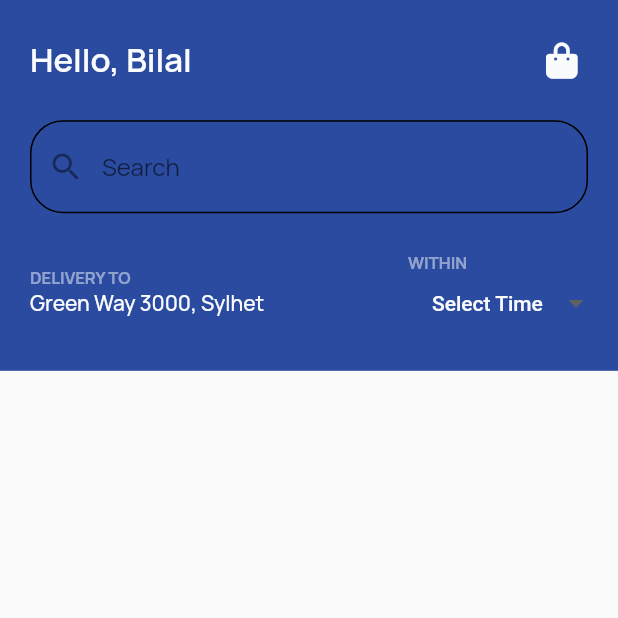
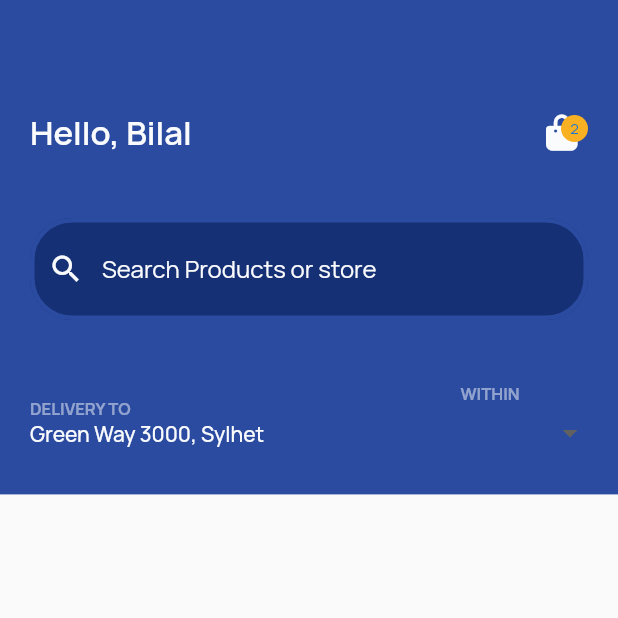
Before and after one commit to Bilal-05/Mini_Project_UI, a Flutter app: the MainMenuView screen opened by its route, on a phone screen of 412 x 824 dp, the top half of it. Run offline on Flutter 3.47's test engine with Material 2 defaults, Android fonts, the phone set to English and light mode, and no system bars; drawn by our look-alikes of dropdown_button2; our stand-ins replace font_awesome_flutter, lottie; project files that could hold a hidden picture were left out.

Commit message:
HomePage Started

```diff
--- a/lib/DataBases/InCart.dart
+++ b/lib/DataBases/InCart.dart
@@ -1,5 +1,8 @@
 // ignore_for_file: file_names
 
 class Cart {
-  static List inCart = [];
+  static List inCart = [
+    "hello",
+    "hello",
+  ];
 }
--- a/lib/Screens/MainMenuView/widget/FirstContainer_widgets/firstContainer_Combined.dart
+++ b/lib/Screens/MainMenuView/widget/FirstContainer_widgets/firstContainer_Combined.dart
@@ -16,19 +16,24 @@ class _FirstContainerState extends State<FirstContainer> {
   @override
   Widget build(BuildContext context) {
     return Container(
-      height: MediaQuery.of(context).size.height * 0.3,
+      height: MediaQuery.of(context).size.height * 0.4,
       color: PrimaryColors.primary1,
+      child: Container(
+        margin: EdgeInsets.symmetric(horizontal: 20),
         child: Column(
           mainAxisSize: MainAxisSize.min,
           mainAxisAlignment: MainAxisAlignment.spaceEvenly,
           children: [
             Container(
-            margin: const EdgeInsets.only(left: 20, right: 20),
-            child: FirstRow(itemNumber: Cart.inCart.length),
+                margin: const EdgeInsets.only(top: 52),
+                child: FirstRow(itemNumber: Cart.inCart.length)),
+            Container(
+                margin: const EdgeInsets.only(top: 20),
+                child: const SecondRow()),
+            Container(
+                margin: const EdgeInsets.only(top: 20), child: const ThirdRow())
+          ],
         ),
-          const SecondRow(),
-          const ThirdRow()
-        ],
       ),
     );
   }
--- a/lib/Screens/MainMenuView/widget/FirstContainer_widgets/firstRow_Info.dart
+++ b/lib/Screens/MainMenuView/widget/FirstContainer_widgets/firstRow_Info.dart
@@ -1,10 +1,18 @@
 import 'package:flutter/material.dart';
 import 'package:font_awesome_flutter/font_awesome_flutter.dart';
 import 'package:mini_project/Constants/colors.dart';
+import 'package:mini_project/DataBases/InCart.dart';
 
-class FirstRow extends StatelessWidget {
+class FirstRow extends StatefulWidget {
   final int itemNumber;
   const FirstRow({super.key, required this.itemNumber});
+
+  @override
+  State<FirstRow> createState() => _FirstRowState();
+}
+
+class _FirstRowState extends State<FirstRow> {
+  get itemNumber => Cart.inCart.length;
 
   @override
   Widget build(BuildContext context) {
--- a/lib/Screens/MainMenuView/widget/FirstContainer_widgets/secondRow_Info.dart
+++ b/lib/Screens/MainMenuView/widget/FirstContainer_widgets/secondRow_Info.dart
@@ -1,5 +1,4 @@
 import 'package:flutter/material.dart';
-import 'package:font_awesome_flutter/font_awesome_flutter.dart';
 
 import 'package:mini_project/Constants/Colors.dart';
 
@@ -28,19 +27,26 @@ class _SecondRowState extends State<SecondRow> {
   @override
   Widget build(BuildContext context) {
     return Container(
-      margin: const EdgeInsets.only(left: 20, right: 20),
       child: TextField(
+        style: const TextStyle(color: TextColors.textColor1),
         decoration: InputDecoration(
-          hintText: "Search",
+          contentPadding:
+              const EdgeInsets.symmetric(vertical: 23, horizontal: 10),
+          filled: true,
+          hintText: "Search Products or store",
+          hintStyle: const TextStyle(color: TextColors.textColor1),
+          prefixIconColor: TextColors.textColor1,
           prefixIcon: const Icon(Icons.search_sharp),
-          fillColor: Colors.white,
+          fillColor: PrimaryColors.primary2,
           enabledBorder: OutlineInputBorder(
-            borderRadius: BorderRadius.circular(22),
+            borderRadius: BorderRadius.circular(28),
+            borderSide:
+                const BorderSide(color: PrimaryColors.primary1, width: 3),
           ),
           focusedBorder: OutlineInputBorder(
-            borderRadius: BorderRadius.circular(22),
+            borderRadius: BorderRadius.circular(28),
             borderSide:
-                const BorderSide(color: PrimaryColors.primary2, width: 3),
+                const BorderSide(color: PrimaryColors.primary1, width: 3),
           ),
         ),
         controller: HomeController,
--- a/lib/Screens/MainMenuView/widget/FirstContainer_widgets/thirdRow_Info.dart
+++ b/lib/Screens/MainMenuView/widget/FirstContainer_widgets/thirdRow_Info.dart
@@ -1,15 +1,6 @@
 import 'package:dropdown_button2/dropdown_button2.dart';
 import 'package:flutter/material.dart';
 import 'package:mini_project/Constants/Colors.dart';
-
-class ThirdRo extends StatelessWidget {
-  const ThirdRo({super.key});
-
-  @override
-  Widget build(BuildContext context) {
-    return Placeholder();
-  }
-}
 
 class ThirdRow extends StatefulWidget {
   const ThirdRow({super.key});
@@ -20,7 +11,6 @@ class ThirdRow extends StatefulWidget {
 
 class _ThirdRowState extends State<ThirdRow> {
   final List<String> items = [
-    '30 Minutes',
     '1 Hour',
     '2 Hours',
     '3 Hours',
@@ -30,10 +20,8 @@ class _ThirdRowState extends State<ThirdRow> {
   @override
   Widget build(BuildContext context) {
     return Row(
-      mainAxisAlignment: MainAxisAlignment.spaceBetween,
       children: [
         Container(
-          margin: const EdgeInsets.only(left: 20, right: 20),
           child: const Column(
             crossAxisAlignment: CrossAxisAlignment.start,
             mainAxisSize: MainAxisSize.min,
@@ -58,6 +46,7 @@ class _ThirdRowState extends State<ThirdRow> {
             ],
           ),
         ),
+        const Spacer(),
         SizedBox(
           child: Column(
             crossAxisAlignment: CrossAxisAlignment.start,
@@ -79,9 +68,8 @@ class _ThirdRowState extends State<ThirdRow> {
                     color: TextColors.textColor1,
                   ),
                   isDense: true,
-                  isExpanded: true,
                   hint: const Text(
-                    'Select Time',
+                    '',
                     style: TextStyle(
                         fontSize: 14,
                         color: TextColors.textColor1,
@@ -106,14 +94,13 @@ class _ThirdRowState extends State<ThirdRow> {
                     });
                   },
                   buttonStyleData: const ButtonStyleData(
-                    padding: EdgeInsets.symmetric(horizontal: 16),
-                    height: 40,
-                    width: 140,
+                    height: 38,
+                    width: 85,
                   ),
                   dropdownStyleData: const DropdownStyleData(
                       decoration: BoxDecoration(color: PrimaryColors.primary1)),
                   menuItemStyleData: const MenuItemStyleData(
-                    height: 40,
+                    height: 38,
                   ),
                 ),
               ),
--- a/lib/main.dart
+++ b/lib/main.dart
@@ -12,6 +12,7 @@ class MyApp extends StatelessWidget {
   @override
   Widget build(BuildContext context) {
     return MaterialApp(
+      debugShowCheckedModeBanner: false,
       theme: ThemeData(fontFamily: "Manrope"),
       initialRoute: '/',
       routes: {
```
Lines whose indentation alone changed are shown as unchanged.
